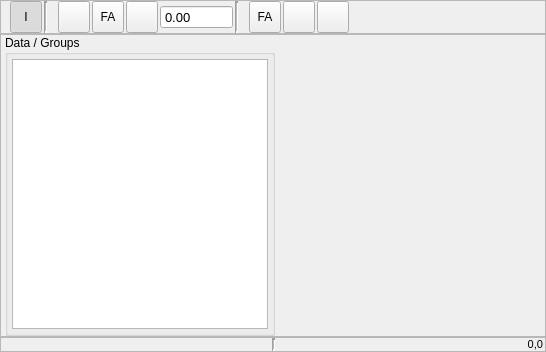
The window that src/gui/viewer/datawidget.ui (disorderedmaterials/dissolve) describes before a commit, drawn with Qt 5.
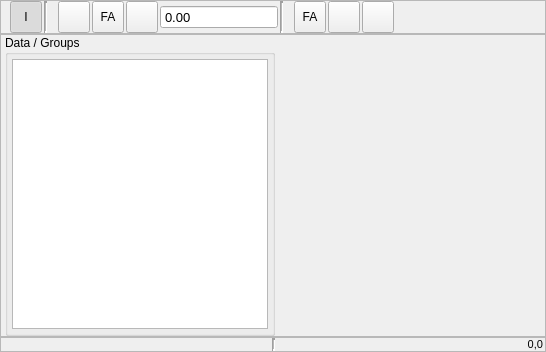
The same window after the commit. Icons and pictures are not drawn. Custom widgets are drawn as their Qt base class.

Commit message: Fix reset of 3D views.

```diff
--- a/src/gui/viewer/datawidget.ui
+++ b/src/gui/viewer/datawidget.ui
@@ -290,6 +290,12 @@
       </item>
       <item>
        <widget class="ExponentialSpin" name="GraphFollowXLengthSpin">
+        <property name="sizePolicy">
+         <sizepolicy hsizetype="Expanding" vsizetype="Fixed">
+          <horstretch>0</horstretch>
+          <verstretch>0</verstretch>
+         </sizepolicy>
+        </property>
         <property name="minimumSize">
          <size>
           <width>32</width>
```
Left out of the diff: 2 changed lines with no effect on the pictures. The commit also changes 1 other file.
